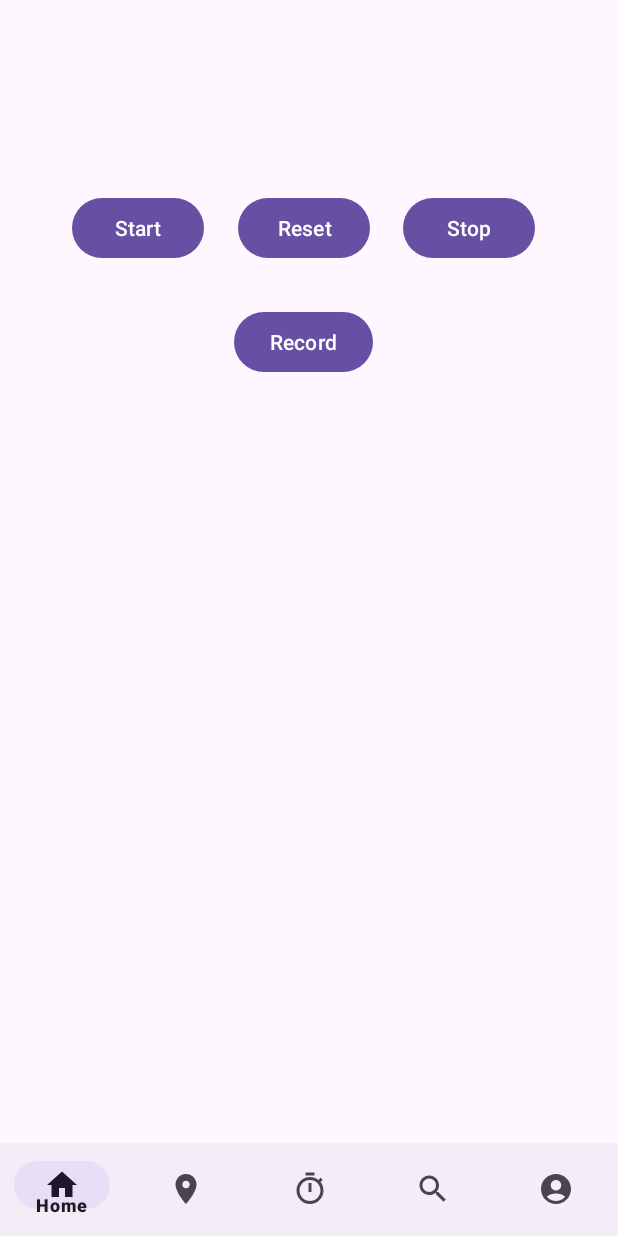
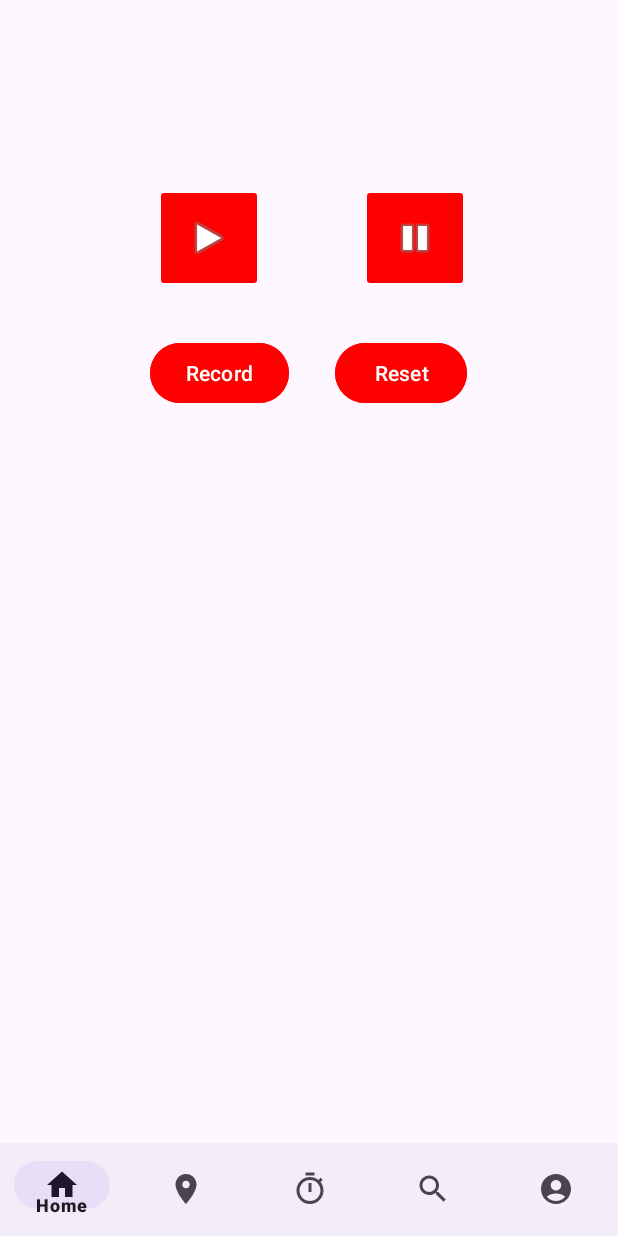
Before and after one commit to jeo33/ELEC390-COEN390, an Android app: the fragment TimerFragment placed in its activity, on a phone screen of 412 x 824 dp. Run offline under Robolectric (Android 15) with nearby library versions, the phone set to English and light mode, and no system bars; our stand-ins replace Firebase (no records; nobody signed in at launch, a user with empty details on screens opened directly).

Commit message:
adding BUG

```diff
--- a/app/src/main/java/com/example/a390project/HomeFragments/TimerFragment.java
+++ b/app/src/main/java/com/example/a390project/HomeFragments/TimerFragment.java
@@ -13,6 +13,7 @@ import android.view.View;
 import android.view.ViewGroup;
 import android.widget.ArrayAdapter;
 import android.widget.Button;
+import android.widget.ImageButton;
 import android.widget.ListView;
 import android.widget.TextView;
 
@@ -25,8 +26,8 @@ public class TimerFragment extends Fragment {
 
 
     private TextView timerTextView;
-    private Button startButton;
-    private Button stopButton;
+    private ImageButton startButton;
+    private ImageButton stopButton;
     private Button resetButton;
     private Button recordButton;
     private ListView timerRecordsListView;
--- a/app/src/main/res/layout/fragment_timer.xml
+++ b/app/src/main/res/layout/fragment_timer.xml
@@ -16,13 +16,13 @@
             android:id="@+id/resetButton"
             android:layout_width="wrap_content"
             android:layout_height="wrap_content"
-            android:layout_marginTop="32dp"
+            android:layout_marginTop="30dp"
+            android:layout_marginEnd="100dp"
+            android:backgroundTint="#FF0000"
             android:onClick="resetTimer"
             android:text="Reset"
-            app:layout_constraintEnd_toStartOf="@id/stopButton"
-            app:layout_constraintHorizontal_bias="0.511"
-            app:layout_constraintStart_toEndOf="@id/startButton"
-            app:layout_constraintTop_toBottomOf="@id/timerTextView" />
+            app:layout_constraintEnd_toEndOf="parent"
+            app:layout_constraintTop_toBottomOf="@+id/stopButton" />
 
         <TextView
             android:id="@+id/timerTextView"
@@ -35,53 +35,67 @@
             app:layout_constraintStart_toStartOf="parent"
             app:layout_constraintTop_toTopOf="parent" />
 
-        <Button
-            android:id="@+id/startButton"
-            android:layout_width="wrap_content"
-            android:layout_height="wrap_content"
-            android:layout_marginTop="32dp"
-            android:layout_marginEnd="20dp"
-            android:onClick="startTimer"
-            android:text="Start"
-            app:layout_constraintEnd_toStartOf="@+id/recordButton"
-            app:layout_constraintTop_toBottomOf="@id/timerTextView" />
-
-        <Button
-            android:id="@+id/stopButton"
-            android:layout_width="wrap_content"
-            android:layout_height="wrap_content"
-            android:layout_marginStart="20dp"
-            android:layout_marginTop="32dp"
-            android:onClick="stopTimer"
-            android:text="Stop"
-            app:layout_constraintStart_toEndOf="@+id/recordButton"
-            app:layout_constraintTop_toBottomOf="@id/timerTextView" />
-
         <!-- List View -->
 
         <!-- No Records Message -->
+
+        <ImageButton
+            android:id="@+id/startButton"
+            android:layout_width="72dp"
+            android:layout_height="72dp"
+            android:layout_marginStart="120dp"
+            android:layout_marginTop="75dp"
+            android:layout_marginEnd="65dp"
+            android:layout_marginBottom="30dp"
+            android:backgroundTint="#FF0000"
+            android:contentDescription="Start Timer"
+            android:onClick="startTimer"
+            android:src="@android:drawable/ic_media_play"
+            app:layout_constraintBottom_toTopOf="@+id/recordButton"
+            app:layout_constraintEnd_toStartOf="@+id/stopButton"
+            app:layout_constraintStart_toStartOf="parent"
+            app:layout_constraintTop_toTopOf="parent" />
+
+
+        <ImageButton
+            android:id="@+id/stopButton"
+            android:layout_width="72dp"
+            android:layout_height="72dp"
+            android:layout_marginTop="75dp"
+            android:layout_marginEnd="115dp"
+            android:layout_marginBottom="30dp"
+            android:backgroundTint="#FF0000"
+            android:contentDescription="Stop Timer"
+            android:onClick="stopTimer"
+            android:src="@android:drawable/ic_media_pause"
+            app:layout_constraintBottom_toTopOf="@+id/resetButton"
+            app:layout_constraintEnd_toEndOf="parent"
+            app:layout_constraintStart_toEndOf="@+id/startButton"
+            app:layout_constraintTop_toTopOf="parent" />
 
         <Button
             android:id="@+id/recordButton"
             android:layout_width="wrap_content"
             android:layout_height="wrap_content"
-            android:layout_marginTop="28dp"
+            android:layout_marginStart="100dp"
+            android:layout_marginTop="30dp"
+            android:backgroundTint="#FF0000"
             android:onClick="recordTimer"
             android:text="Record"
-            app:layout_constraintEnd_toEndOf="parent"
-            app:layout_constraintHorizontal_bias="0.49"
             app:layout_constraintStart_toStartOf="parent"
-            app:layout_constraintTop_toBottomOf="@+id/resetButton" />
+            app:layout_constraintTop_toBottomOf="@+id/startButton" />
 
         <ListView
             android:id="@+id/timerRecordsListView"
-            android:layout_width="400dp"
-            android:layout_height="497dp"
+            android:layout_width="406dp"
+            android:layout_height="412dp"
             android:layout_marginTop="216dp"
             app:layout_constraintBottom_toBottomOf="parent"
             app:layout_constraintEnd_toEndOf="parent"
+            app:layout_constraintHorizontal_bias="0.4"
             app:layout_constraintStart_toStartOf="parent"
-            app:layout_constraintTop_toTopOf="@+id/timerTextView" />
+            app:layout_constraintTop_toTopOf="@+id/timerTextView"
+            app:layout_constraintVertical_bias="0.311" />
 
 
     </androidx.constraintlayout.widget.ConstraintLayout>
```
